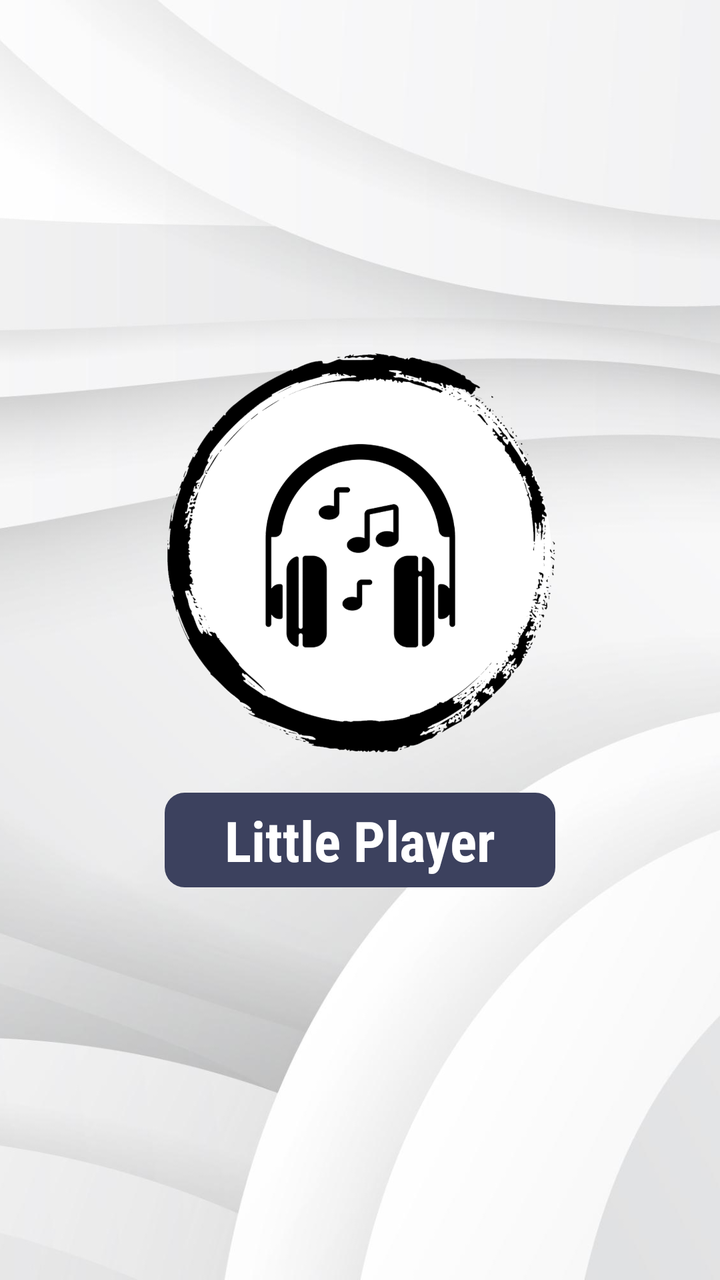
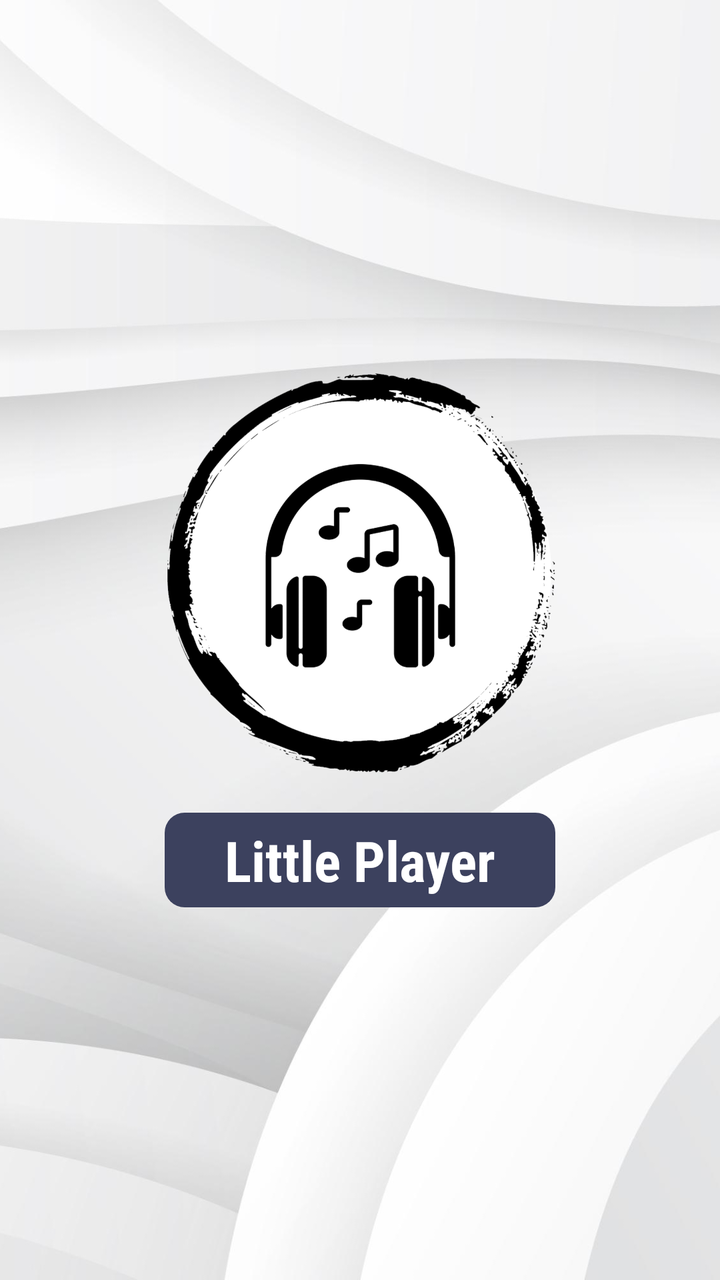

Screens rendered from an Android XML layout before and after an edit, with the pre-edit source and the edit as a unified diff.
<!-- AndroidManifest.xml: application theme Theme.OneTheme -->
<!-- res/layout/activity_splash.xml -->
<?xml version="1.0" encoding="utf-8"?>
<LinearLayout xmlns:android="http://schemas.android.com/apk/res/android"
    xmlns:tools="http://schemas.android.com/tools"
    android:layout_width="match_parent"
    android:layout_height="match_parent"
    android:orientation="vertical"
    tools:context=".activity.SplashActivity">

    <FrameLayout
        android:layout_width="match_parent"
        android:layout_height="match_parent">

        <ImageView
            android:id="@+id/background"
            android:layout_width="match_parent"
            android:layout_height="match_parent"
            android:scaleType="centerCrop"
            android:src="@drawable/background" />

        <LinearLayout
            android:layout_width="match_parent"
            android:layout_height="match_parent"
            android:layout_gravity="center"
            android:gravity="center"
            android:orientation="vertical">

            <ImageView
                android:id="@+id/logo"
                android:layout_width="200sp"
                android:layout_height="200sp"
                android:src="@drawable/logo" />

            <TextView
                android:layout_width="wrap_content"
                android:layout_height="wrap_content"
                android:layout_marginVertical="20sp"
                android:layout_marginTop="10sp"
                android:background="@drawable/button6"
                android:backgroundTint="?trackColor"
                android:fontFamily="sans-serif-condensed"
                android:paddingHorizontal="30sp"
                android:paddingVertical="5sp"
                android:text="@string/app_name"
                android:textColor="@color/white"
                android:textSize="28sp"
                android:textStyle="bold" />

        </LinearLayout>

    </FrameLayout>

</LinearLayout>
<!-- resources referenced by this layout -->
<resources>
  <color name="white">#ffffff</color>
  <!-- drawable background: jpg bitmap (drawable, 135570 bytes) -->
  <!-- drawable button6 (drawable) -->
  <?xml version="1.0" encoding="utf-8"?>
  <shape
      xmlns:android="http://schemas.android.com/apk/res/android"
      android:shape="rectangle">
  
      <corners android:radius="10dp"/>
      <solid android:color="@color/black" />
  </shape>
  <!-- drawable logo: png bitmap (drawable, 176856 bytes) -->
  <string name="app_name">Little Player</string>
      //Themes
  <style name="Theme.OneTheme" parent="Base.Theme.OneTheme" />
  <color name="black">#212121</color>
  <style name="Base.Theme.OneTheme" parent="Theme.Material3.DayNight">
          
          
          <item name="colorPrimary">@color/colorPrimary</item>
          <item name="colorPrimaryDark">@color/basic_2</item>
          <item name="colorAccent">@color/basic_2</item>
          <item name="color">@color/white</item>
          <item name="background">@color/basic_2</item>
          <item name="tickColor">@color/basic_2</item>
          <item name="trackColor">@color/basic_2</item>
          <item name="colorOnBackground">@color/white</item>
          <item name="colorError">@color/dark</item>
          <item name="colorOnError">@color/basic_2</item>
      </style>
  <color name="colorPrimary">#fff</color>
      //Needed
  <color name="basic_2">#3c415e</color>
  <color name="dark">#000000</color>
</resources>

<!-- the commit's change to res/layout/activity_splash.xml (unified diff, before → after) -->
@@ -26,20 +26,19 @@
 
             <ImageView
                 android:id="@+id/logo"
-                android:layout_width="200sp"
-                android:layout_height="200sp"
+                android:layout_width="200dp"
+                android:layout_height="200dp"
                 android:src="@drawable/logo" />
 
             <TextView
                 android:layout_width="wrap_content"
                 android:layout_height="wrap_content"
-                android:layout_marginVertical="20sp"
-                android:layout_marginTop="10sp"
+                android:layout_marginTop="20dp"
                 android:background="@drawable/button6"
                 android:backgroundTint="?trackColor"
                 android:fontFamily="sans-serif-condensed"
-                android:paddingHorizontal="30sp"
-                android:paddingVertical="5sp"
+                android:paddingHorizontal="30dp"
+                android:paddingVertical="5dp"
                 android:text="@string/app_name"
                 android:textColor="@color/white"
                 android:textSize="28sp"
